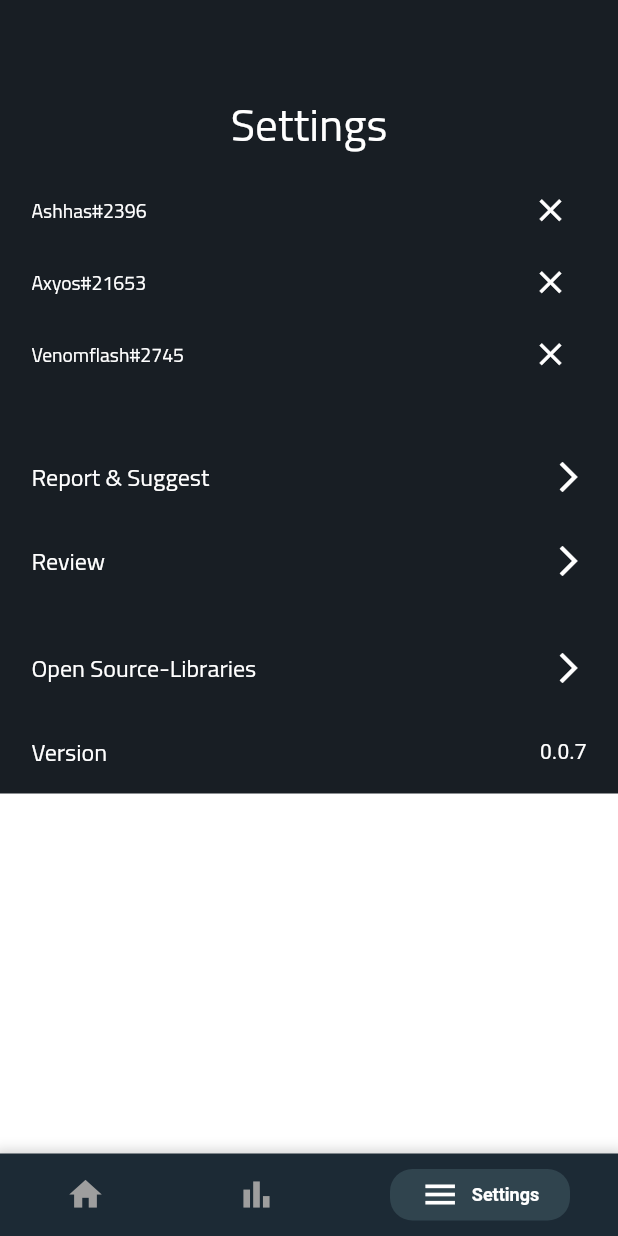
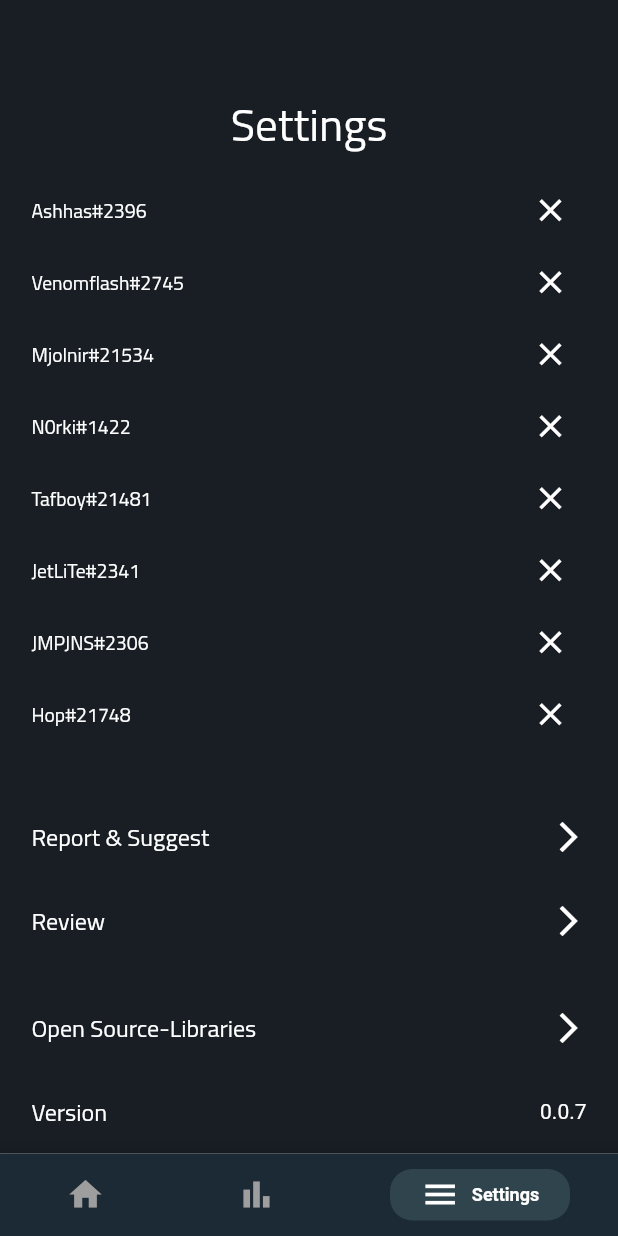
Before and after one commit to Ashhas/OW-API-App, a Flutter app: the screen it shows after launch, item 3 of the bottom bar chosen, on a phone screen of 412 x 824 dp. Run offline on Flutter 3.47's test engine with Material 2 defaults, Android fonts, the phone set to English and light mode, and no system bars; drawn by our look-alikes of persistent_bottom_nav_bar; our stand-ins replace equatable, flutter_bloc, hive, hive_flutter; missing offline and left inert: custom_pop_up_menu; accounts and stored records are empty; generated files the repository leaves out were written again; network calls fail.

Commit message:
+ Added more fake data

```diff
--- a/ow_api_app/lib/ui/home/home_page.dart
+++ b/ow_api_app/lib/ui/home/home_page.dart
@@ -54,11 +54,25 @@ class _HomePageState extends State<HomePage> {
         AccountModel(1, "Ashhas#2396", "Ashhas", "pc", DateTime.now());
     _accountInfoBox.add(account1);
     var account2 =
-        AccountModel(2, "Axyos#21653", "Axyos", "pc", DateTime.now());
+        AccountModel(2, "Venomflash#2745", "Venomflash", "pc", DateTime.now());
     _accountInfoBox.add(account2);
     var account3 =
-        AccountModel(2, "Venomflash#2745", "Venomflash", "pc", DateTime.now());
+        AccountModel(3, "Mjolnir#21534", "Mjolnir", "pc", DateTime.now());
     _accountInfoBox.add(account3);
+    var account4 =
+        AccountModel(4, "N0rki#1422", "Ashhas", "pc", DateTime.now());
+    _accountInfoBox.add(account4);
+    var account5 =
+        AccountModel(5, "Tafboy#21481", "Tafboy", "pc", DateTime.now());
+    _accountInfoBox.add(account5);
+    var account6 =
+        AccountModel(6, "JetLiTe#2341", "JetLiTe", "pc", DateTime.now());
+    _accountInfoBox.add(account6);
+    var account7 =
+        AccountModel(7, "JMPJNS#2306", "JMPJNS", "pc", DateTime.now());
+    _accountInfoBox.add(account7);
+    var account8 = AccountModel(8, "Hop#21748", "Hop", "pc", DateTime.now());
+    _accountInfoBox.add(account8);
 
     // Start FetchDataEvent with mainAccountId
     fetchedAccount = _accountInfoBox.getAt(0);
```
Also changed, not shown: 1 other file.
